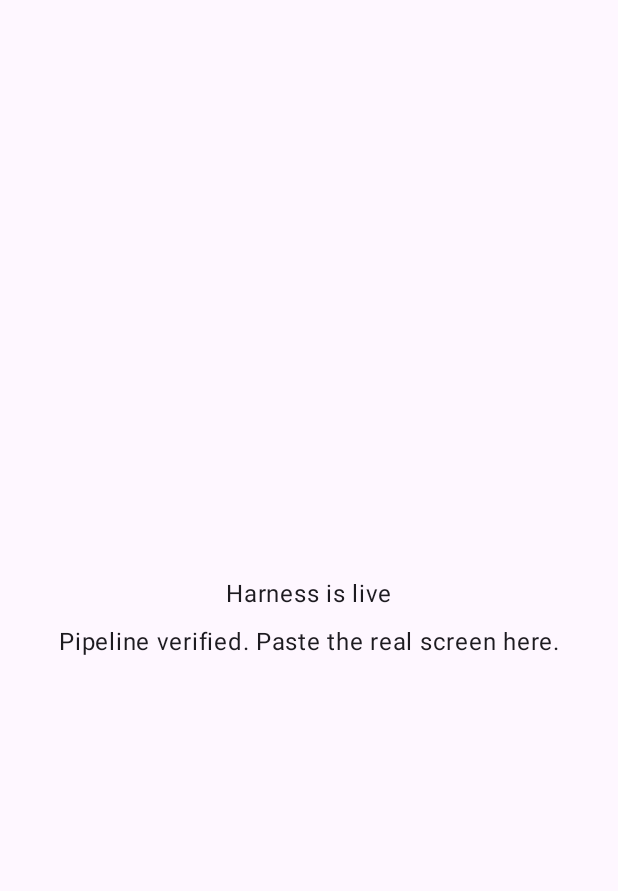
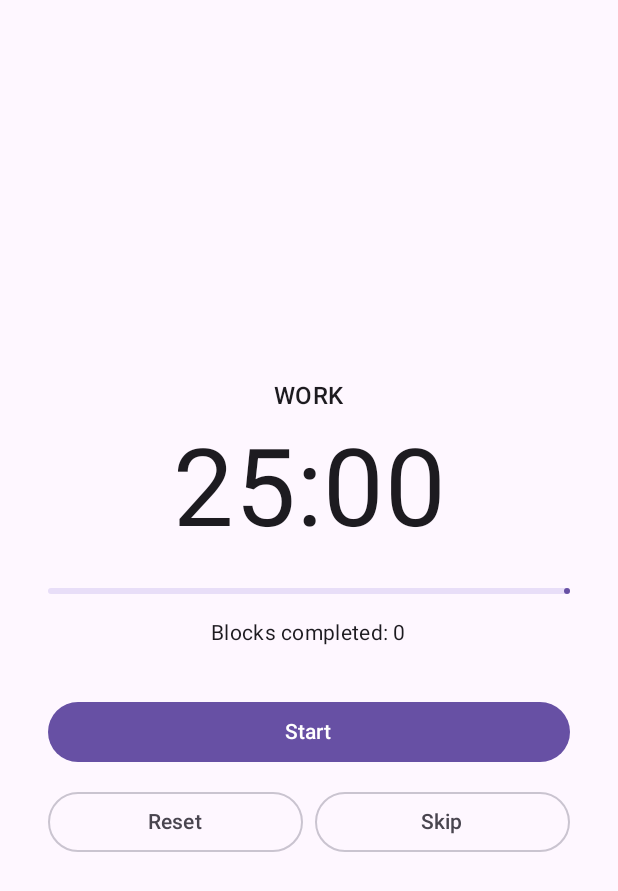
Before and after one commit to jdio39-byte/app-harness, an Android app built with Jetpack Compose: the screen it shows after launch (MainActivity), on a phone screen of 412 x 824 dp. Shown: the top 891 px of the screen. Run offline under Robolectric (Android 15) with nearby library versions, the phone set to English and light mode, and no system bars.

Commit message:
Add work-block timer screen, service, phases; coroutines dep

```diff
--- a/app/build.gradle.kts
+++ b/app/build.gradle.kts
@@ -42,6 +42,7 @@ android {
 }
 
 dependencies {
+    implementation("org.jetbrains.kotlinx:kotlinx-coroutines-android:1.9.0")
     implementation("androidx.core:core-ktx:1.13.1")
     implementation("androidx.activity:activity-compose:1.9.3")
     implementation("androidx.lifecycle:lifecycle-runtime-compose:2.8.7")
--- /dev/null
+++ b/app/src/main/java/ai/harness/app/Phase.kt
@@ -0,0 +1,19 @@
+package ai.harness.app
+
+import androidx.annotation.StringRes
+
+enum class Phase(@StringRes val labelRes: Int, val durationMs: Long) {
+    WORK(R.string.work, 25 * 60_000L),
+    REST(R.string.rest, 5 * 60_000L),
+    LONG_REST(R.string.long_rest, 15 * 60_000L)
+}
+
+data class TimerUiState(
+    val phase: Phase = Phase.WORK,
+    val remainingMs: Long = Phase.WORK.durationMs,
+    val running: Boolean = false,
+    val completed: Int = 0
+) {
+    val progress: Float
+        get() = (1f - remainingMs.toFloat() / phase.durationMs.toFloat()).coerceIn(0f, 1f)
+}
--- a/app/src/main/java/ai/harness/app/Screen.kt
+++ b/app/src/main/java/ai/harness/app/Screen.kt
@@ -1,33 +1,108 @@
 package ai.harness.app
 
+import android.Manifest
+import android.content.Intent
+import android.content.pm.PackageManager
+import android.os.Build
+import androidx.activity.compose.rememberLauncherForActivityResult
+import androidx.activity.result.contract.ActivityResultContracts
 import androidx.compose.foundation.layout.Arrangement
 import androidx.compose.foundation.layout.Column
+import androidx.compose.foundation.layout.Row
 import androidx.compose.foundation.layout.Spacer
 import androidx.compose.foundation.layout.fillMaxSize
+import androidx.compose.foundation.layout.fillMaxWidth
 import androidx.compose.foundation.layout.height
 import androidx.compose.foundation.layout.padding
+import androidx.compose.material3.Button
+import androidx.compose.material3.LinearProgressIndicator
+import androidx.compose.material3.MaterialTheme
+import androidx.compose.material3.OutlinedButton
 import androidx.compose.material3.Surface
 import androidx.compose.material3.Text
 import androidx.compose.runtime.Composable
+import androidx.compose.runtime.LaunchedEffect
+import androidx.compose.runtime.collectAsState
+import androidx.compose.runtime.getValue
+import androidx.compose.runtime.remember
 import androidx.compose.ui.Alignment
 import androidx.compose.ui.Modifier
+import androidx.compose.ui.platform.LocalContext
+import androidx.compose.ui.text.style.TextAlign
 import androidx.compose.ui.unit.dp
+import androidx.compose.ui.unit.sp
+import androidx.core.content.ContextCompat
 
-// PASTE ZONE: everything between the markers gets replaced later.
-// Nothing outside this file needs to know what the app does.
 @Composable
 fun Screen() {
-    // --- BEGIN PASTE ---
+    val context = LocalContext.current
+    val state by remember { TimerService.state }.collectAsState()
+
+    val permissionLauncher = rememberLauncherForActivityResult(
+        ActivityResultContracts.RequestPermission()
+    ) { }
+
+    LaunchedEffect(Unit) {
+        if (Build.VERSION.SDK_INT >= Build.VERSION_CODES.TIRAMISU &&
+            ContextCompat.checkSelfPermission(context, Manifest.permission.POST_NOTIFICATIONS) !=
+            PackageManager.PERMISSION_GRANTED
+        ) {
+            permissionLauncher.launch(Manifest.permission.POST_NOTIFICATIONS)
+        }
+    }
+
+    fun send(action: String) {
+        ContextCompat.startForegroundService(
+            context,
+            Intent(context, TimerService::class.java).setAction(action)
+        )
+    }
+
     Surface(Modifier.fillMaxSize()) {
         Column(
-            Modifier.fillMaxSize().padding(24.dp),
+            Modifier.fillMaxSize().padding(32.dp),
             verticalArrangement = Arrangement.Center,
             horizontalAlignment = Alignment.CenterHorizontally
         ) {
-            Text("Harness is live")
+            Text(
+                context.getString(state.phase.labelRes).uppercase(),
+                style = MaterialTheme.typography.titleMedium
+            )
             Spacer(Modifier.height(8.dp))
-            Text("Pipeline verified. Paste the real screen here.")
+            Text(
+                TimerService.format(state.remainingMs),
+                fontSize = 72.sp,
+                textAlign = TextAlign.Center
+            )
+            Spacer(Modifier.height(24.dp))
+            LinearProgressIndicator(
+                progress = { state.progress },
+                modifier = Modifier.fillMaxWidth()
+            )
+            Spacer(Modifier.height(16.dp))
+            Text(
+                context.getString(R.string.blocks, state.completed),
+                style = MaterialTheme.typography.bodyMedium
+            )
+            Spacer(Modifier.height(32.dp))
+            Button(
+                onClick = { send(if (state.running) TimerService.ACTION_PAUSE else TimerService.ACTION_START) },
+                modifier = Modifier.fillMaxWidth()
+            ) {
+                Text(context.getString(if (state.running) R.string.pause else R.string.start))
+            }
+            Spacer(Modifier.height(12.dp))
+            Row(Modifier.fillMaxWidth()) {
+                OutlinedButton(
+                    onClick = { send(TimerService.ACTION_RESET) },
+                    modifier = Modifier.weight(1f)
+                ) { Text(context.getString(R.string.reset)) }
+                Spacer(Modifier.padding(horizontal = 4.dp))
+                OutlinedButton(
+                    onClick = { send(TimerService.ACTION_SKIP) },
+                    modifier = Modifier.weight(1f)
+                ) { Text(context.getString(R.string.skip)) }
+            }
         }
     }
-    // --- END PASTE ---
 }
--- a/app/src/main/res/values/strings.xml
+++ b/app/src/main/res/values/strings.xml
@@ -1,4 +1,17 @@
 <?xml version="1.0" encoding="utf-8"?>
 <resources>
     <string name="app_name">Harness</string>
+    <string name="start">Start</string>
+    <string name="pause">Pause</string>
+    <string name="reset">Reset</string>
+    <string name="skip">Skip</string>
+    <string name="work">Work</string>
+    <string name="rest">Rest</string>
+    <string name="long_rest">Long rest</string>
+    <string name="blocks">Blocks completed: %1$d</string>
+    <string name="channel_ongoing">Running timer</string>
+    <string name="channel_alerts">Block alerts</string>
+    <string name="notif_title">%1$s in progress</string>
+    <string name="alert_rest">Block complete</string>
+    <string name="alert_work">Rest over — back to work</string>
 </resources>
```
Also changed, not shown: app/src/main/AndroidManifest.xml (+15 -2 lines), app/src/main/java/ai/harness/app/TimerService.kt (added, +223 -0 lines).
